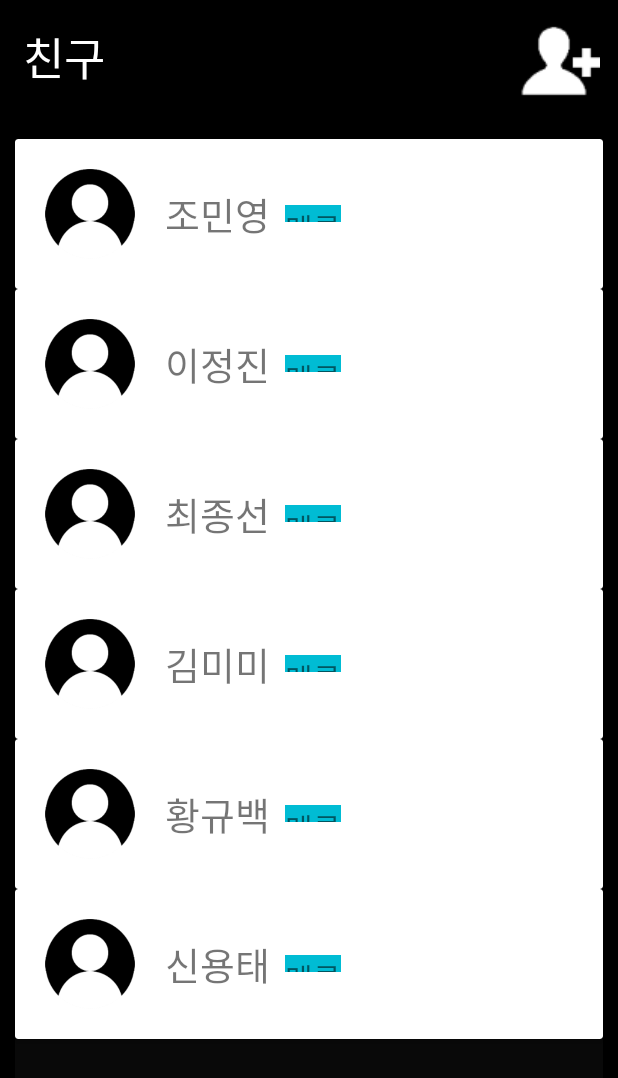
After one commit to FireProject/Kotlin, an Android app: the ProfileList screen opened directly, with no data from a screen before it, on a phone screen of 412 x 824 dp. The commit adds this screen. Shown: the top 1078 px of the screen. Run offline under Robolectric (Android 15) with nearby library versions, the phone set to English and light mode, and no system bars; libraries missing offline, so code that uses them is left out: com.example.

Commit message:
프로필 리스트 구현은 했는데 모양이 이상함 + 비밀번호 변경(초기화) 버튼에 인텐트 걸어둠

```diff
--- /dev/null
+++ b/app/src/main/java/com/example/BurningUp/ProfileAdapter.kt
@@ -0,0 +1,41 @@
+package com.example.BurningUp
+
+import android.view.LayoutInflater
+import android.view.View
+import android.view.ViewGroup
+import android.widget.TextView
+import androidx.recyclerview.widget.RecyclerView
+
+class ProfileAdapter(val profileList:ArrayList<Profiles>):RecyclerView.Adapter<ProfileAdapter.CustomViewHolder>()
+{
+
+    override fun onCreateViewHolder(parent: ViewGroup, viewType: Int): ProfileAdapter.CustomViewHolder {
+        //리스트 아이템들을 붙이는 작업
+        val view= LayoutInflater.from(parent.context).inflate(R.layout.list_itme,parent,false)
+        return CustomViewHolder(view)
+
+    }
+
+    override fun onBindViewHolder(holder: ProfileAdapter.CustomViewHolder, position: Int) {
+
+        //프로필 사진의 경우
+        //holder.profile.setImagResource(ProfileList.get(position).profile)
+        holder.name.text = profileList.get(position).name
+        holder.statemessage.text=   profileList.get(position).statemessage
+        //레벨 등 숫자ㅣ로 입력 받을경우에는 위에 똑같이 쓰고 마지막에 .toString()써주기
+    }
+
+    override fun getItemCount(): Int {
+       return profileList.size
+    }
+
+
+    class CustomViewHolder(itemView: View):RecyclerView.ViewHolder(itemView) {
+
+        //여기에 프로필 사진이랑 레벨 추가하기
+        //현재는 이름이랑 상태 메시지만 추가해둠
+        val name=itemView.findViewById<TextView>(R.id.tv_name)
+        val statemessage=itemView.findViewById<TextView>(R.id.tv_statemessage)
+    }
+
+}
--- /dev/null
+++ b/app/src/main/java/com/example/BurningUp/ProfileList.kt
@@ -0,0 +1,31 @@
+package com.example.BurningUp
+
+import androidx.appcompat.app.AppCompatActivity
+import android.os.Bundle
+import androidx.recyclerview.widget.LinearLayoutManager
+import kotlinx.android.synthetic.main.activity_profile_list.*
+
+class ProfileList : AppCompatActivity() {
+    override fun onCreate(savedInstanceState: Bundle?) {
+        super.onCreate(savedInstanceState)
+        setContentView(R.layout.activity_profile_list)
+
+
+        val profileList= arrayListOf(
+
+            Profiles("조민영","메롱"),
+            Profiles("이정진","메롱"),
+            Profiles("최종선","메롱"),
+            Profiles("김미미","메롱"),
+            Profiles("황규백","메롱"),
+            Profiles("신용태","메롱")
+
+
+        )
+
+        rv_profile.layoutManager=LinearLayoutManager(this,LinearLayoutManager.VERTICAL,false)
+        rv_profile.setHasFixedSize(true)
+
+        rv_profile.adapter = ProfileAdapter(profileList)
+    }
+}
--- /dev/null
+++ b/app/src/main/java/com/example/BurningUp/Profiles.kt
@@ -0,0 +1,4 @@
+package com.example.BurningUp
+
+class Profiles (val name:String, val statemessage:String) {
+}
--- a/app/src/main/res/layout/fragment_profile.xml
+++ b/app/src/main/res/layout/activity_profile_list.xml
@@ -1,4 +1,5 @@
 <?xml version="1.0" encoding="utf-8"?>
+
 <LinearLayout
     xmlns:android="http://schemas.android.com/apk/res/android"
     android:layout_width="match_parent"
@@ -48,7 +49,7 @@
         android:layout_weight="13">
 
         <androidx.recyclerview.widget.RecyclerView
-            android:id="@+id/friendlist_recyclerview"
+            android:id="@+id/rv_profile"
             android:layout_width="match_parent"
             android:layout_height="match_parent"
             android:background="#090909" />
--- a/app/src/main/res/layout/list_itme2.xml
+++ b/app/src/main/res/layout/list_itme.xml
@@ -3,8 +3,6 @@
     android:layout_width="match_parent"
     android:layout_height="wrap_content"
     xmlns:app="http://schemas.android.com/apk/res-auto"
-    android:layout_margin="20dp"
-
     >
 
     <LinearLayout
@@ -31,7 +29,7 @@
         <TextView
             android:id="@+id/tv_statemessage"
             android:layout_width="wrap_content"
-            android:layout_height="wrap_content"
+            android:layout_height="11dp"
             android:layout_gravity="center_vertical"
             android:layout_marginStart="10sp"
             android:background="#00BCD4"
```
Also changed, not shown: app/src/main/AndroidManifest.xml (+14 -32 lines), app/src/main/java/com/example/BurningUp/MainActivity.kt (+4 -4 lines), app/src/main/java/com/example/BurningUp/ProfileFragment.kt (deleted, +0 -47 lines).
